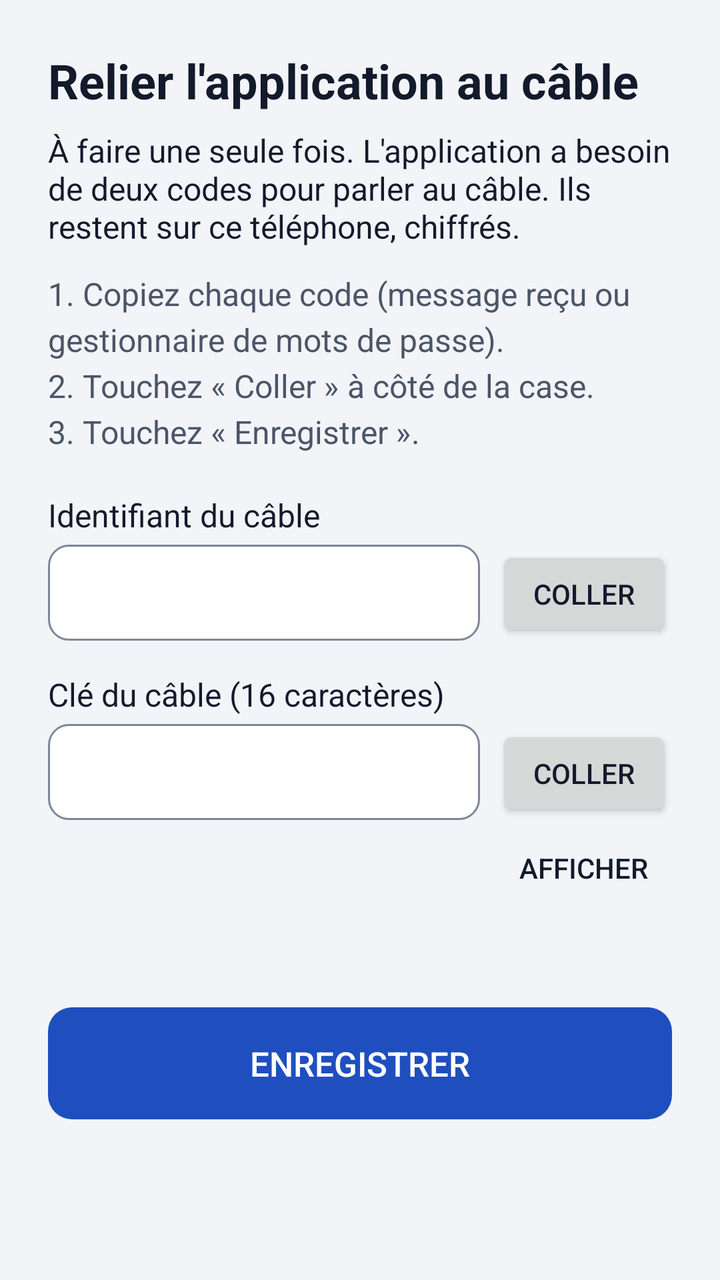
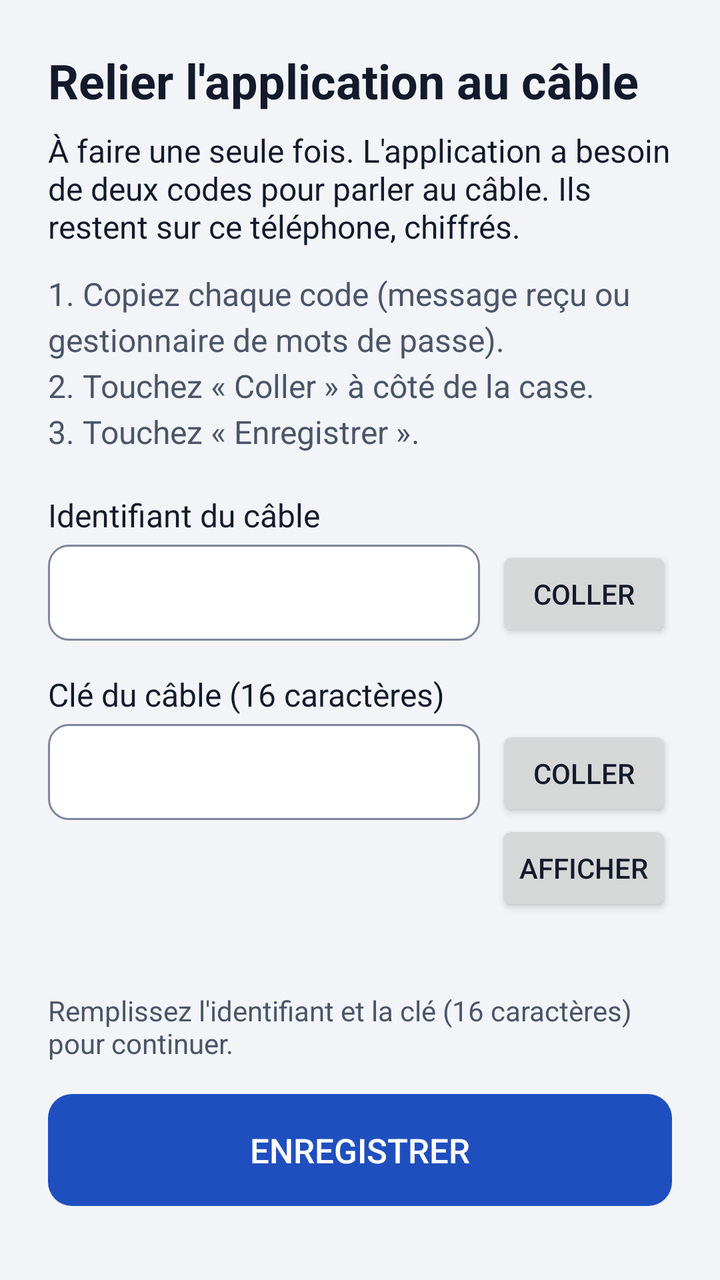

Two renders of the same Android screen: before a commit and after it. Below are the layout's source before the change and the commit's diff.
<!-- AndroidManifest.xml: application theme Theme.Coque -->
<!-- res/layout/formulaire.xml -->
<?xml version="1.0" encoding="utf-8"?>
<ScrollView xmlns:android="http://schemas.android.com/apk/res/android"
    android:layout_width="match_parent"
    android:layout_height="match_parent"
    android:fillViewport="true"
    android:importantForAutofill="noExcludeDescendants">

    <LinearLayout
        android:layout_width="match_parent"
        android:layout_height="wrap_content"
        android:orientation="vertical"
        android:padding="24dp">

        <TextView
            android:id="@+id/titre_cle"
            android:layout_width="match_parent"
            android:layout_height="wrap_content"
            android:accessibilityHeading="true"
            android:text="@string/titre_cle"
            android:textColor="?android:attr/textColorPrimary"
            android:textSize="24sp"
            android:textStyle="bold" />

        <TextView
            android:layout_width="match_parent"
            android:layout_height="wrap_content"
            android:layout_marginTop="8dp"
            android:text="@string/explication_cle"
            android:textColor="?android:attr/textColorPrimary"
            android:textSize="16sp" />

        <TextView
            android:layout_width="match_parent"
            android:layout_height="wrap_content"
            android:layout_marginTop="12dp"
            android:lineSpacingExtra="4dp"
            android:text="@string/etapes_cle"
            android:textColor="?android:attr/textColorSecondary"
            android:textSize="16sp" />

        <TextView
            android:layout_width="match_parent"
            android:layout_height="wrap_content"
            android:layout_marginTop="20dp"
            android:labelFor="@+id/champ_id"
            android:text="@string/libelle_id"
            android:textColor="?android:attr/textColorPrimary"
            android:textSize="16sp" />

        <LinearLayout
            android:layout_width="match_parent"
            android:layout_height="wrap_content"
            android:layout_marginTop="4dp"
            android:orientation="horizontal">

            <EditText
                android:id="@+id/champ_id"
                android:layout_width="0dp"
                android:layout_height="wrap_content"
                android:layout_weight="1"
                android:background="@drawable/champ"
                android:importantForAutofill="no"
                android:inputType="textNoSuggestions|textVisiblePassword"
                android:maxLength="64"
                android:minHeight="48dp"
                android:textColor="?android:attr/textColorPrimary"
                android:textSize="16sp" />

            <Button
                android:id="@+id/coller_id"
                android:layout_width="wrap_content"
                android:layout_height="wrap_content"
                android:layout_marginStart="8dp"
                android:contentDescription="@string/coller_id_desc"
                android:minHeight="48dp"
                android:text="@string/coller" />
        </LinearLayout>

        <TextView
            android:layout_width="match_parent"
            android:layout_height="wrap_content"
            android:layout_marginTop="16dp"
            android:labelFor="@+id/champ_cle"
            android:text="@string/libelle_cle"
            android:textColor="?android:attr/textColorPrimary"
            android:textSize="16sp" />

        <LinearLayout
            android:layout_width="match_parent"
            android:layout_height="wrap_content"
            android:layout_marginTop="4dp"
            android:orientation="horizontal">

            <EditText
                android:id="@+id/champ_cle"
                android:layout_width="0dp"
                android:layout_height="wrap_content"
                android:layout_weight="1"
                android:background="@drawable/champ"
                android:importantForAutofill="no"
                android:inputType="textNoSuggestions|textPassword"
                android:maxLength="16"
                android:minHeight="48dp"
                android:textColor="?android:attr/textColorPrimary"
                android:textSize="16sp" />

            <Button
                android:id="@+id/coller_cle"
                android:layout_width="wrap_content"
                android:layout_height="wrap_content"
                android:layout_marginStart="8dp"
                android:contentDescription="@string/coller_cle_desc"
                android:minHeight="48dp"
                android:text="@string/coller" />
        </LinearLayout>

        <LinearLayout
            android:layout_width="match_parent"
            android:layout_height="wrap_content"
            android:gravity="center_vertical"
            android:orientation="horizontal">

            <TextView
                android:id="@+id/compteur_cle"
                android:layout_width="0dp"
                android:layout_height="wrap_content"
                android:layout_weight="1"
                android:accessibilityLiveRegion="polite"
                android:textColor="?android:attr/textColorSecondary"
                android:textSize="14sp" />

            <Button
                android:id="@+id/afficher_cle"
                style="?android:attr/borderlessButtonStyle"
                android:layout_width="wrap_content"
                android:layout_height="wrap_content"
                android:minHeight="48dp"
                android:text="@string/afficher" />
        </LinearLayout>

        <TextView
            android:id="@+id/texte_erreur"
            android:layout_width="match_parent"
            android:layout_height="wrap_content"
            android:layout_marginTop="8dp"
            android:accessibilityLiveRegion="polite"
            android:textColor="@color/erreur"
            android:textSize="16sp" />

        <Button
            android:id="@+id/bouton_enregistrer"
            android:layout_width="match_parent"
            android:layout_height="wrap_content"
            android:layout_marginTop="16dp"
            android:background="@drawable/bouton"
            android:enabled="false"
            android:minHeight="56dp"
            android:text="@string/enregistrer"
            android:textColor="#ffffff"
            android:textSize="17sp" />

        <Button
            android:id="@+id/bouton_retour"
            android:layout_width="match_parent"
            android:layout_height="wrap_content"
            android:layout_marginTop="8dp"
            android:minHeight="48dp"
            android:text="@string/retour"
            android:visibility="gone" />

        <Button
            android:id="@+id/bouton_oublier"
            style="?android:attr/borderlessButtonStyle"
            android:layout_width="match_parent"
            android:layout_height="wrap_content"
            android:layout_marginTop="24dp"
            android:minHeight="48dp"
            android:text="@string/oublier"
            android:textColor="@color/erreur"
            android:visibility="gone" />
    </LinearLayout>
</ScrollView>
<!-- resources referenced by this layout -->
<resources>
  <color name="erreur">#a32222</color>
  <!-- drawable bouton (drawable) -->
  <?xml version="1.0" encoding="utf-8"?>
  <shape xmlns:android="http://schemas.android.com/apk/res/android" android:shape="rectangle">
      <solid android:color="#1f4fbf" />
      <corners android:radius="12dp" />
  </shape>
  <!-- drawable champ (drawable) -->
  <?xml version="1.0" encoding="utf-8"?>
  <shape xmlns:android="http://schemas.android.com/apk/res/android" android:shape="rectangle">
      <solid android:color="#ffffff" />
      <stroke android:width="1dp" android:color="#7d8799" />
      <corners android:radius="10dp" />
      <padding android:left="12dp" android:right="12dp" />
  </shape>
  <string name="afficher">Afficher</string>
  <string name="coller">Coller</string>
  <string name="coller_cle_desc">Coller la clé</string>
  <string name="coller_id_desc">Coller l\'identifiant</string>
  <string name="enregistrer">Enregistrer</string>
  <string name="etapes_cle">1. Copiez chaque code (message reçu ou gestionnaire de mots de passe).\n2. Touchez « Coller » à côté de la case.\n3. Touchez « Enregistrer ».</string>
  <string name="explication_cle">À faire une seule fois. L\'application a besoin de deux codes pour parler au câble. Ils restent sur ce téléphone, chiffrés.</string>
  <string name="libelle_cle">Clé du câble (16 caractères)</string>
  <string name="libelle_id">Identifiant du câble</string>
  <string name="oublier">Oublier le câble</string>
  <string name="retour">Retour</string>
  <string name="titre_cle">Relier l\'application au câble</string>
  <style name="Theme.Coque" parent="@android:style/Theme.DeviceDefault.DayNight">
          
          <item name="android:windowActionBar">false</item>
          <item name="android:windowNoTitle">true</item>
          <item name="android:windowBackground">#f2f4f8</item>
          <item name="android:colorBackground">#f2f4f8</item>
          <item name="android:colorPrimary">#f2f4f8</item>
          <item name="android:statusBarColor">#f2f4f8</item>
          <item name="android:navigationBarColor">#f2f4f8</item>
          <item name="android:windowLightStatusBar">true</item>
          <item name="android:windowLightNavigationBar">true</item>
          <item name="android:textColorPrimary">#131a2b</item>
          <item name="android:textColorSecondary">#4b5568</item>
      </style>
</resources>

<!-- the commit's change to res/layout/formulaire.xml (unified diff, before → after) -->
@@ -131,10 +131,10 @@
 
             <Button
                 android:id="@+id/afficher_cle"
-                style="?android:attr/borderlessButtonStyle"
                 android:layout_width="wrap_content"
                 android:layout_height="wrap_content"
                 android:minHeight="48dp"
+                android:minWidth="88dp"
                 android:text="@string/afficher" />
         </LinearLayout>
 
@@ -146,6 +146,15 @@
             android:accessibilityLiveRegion="polite"
             android:textColor="@color/erreur"
             android:textSize="16sp" />
+
+        <TextView
+            android:id="@+id/aide_enregistrer"
+            android:layout_width="match_parent"
+            android:layout_height="wrap_content"
+            android:layout_marginTop="8dp"
+            android:text="@string/aide_enregistrer"
+            android:textColor="?android:attr/textColorSecondary"
+            android:textSize="14sp" />
 
         <Button
             android:id="@+id/bouton_enregistrer"
<!-- resource entries referenced after the edit -->
@@ -16,6 +16,7 @@
       <padding android:left="12dp" android:right="12dp" />
   </shape>
   <string name="afficher">Afficher</string>
+  <string name="aide_enregistrer">Remplissez l\'identifiant et la clé (16 caractères) pour continuer.</string>
   <string name="coller">Coller</string>
   <string name="coller_cle_desc">Coller la clé</string>
   <string name="coller_id_desc">Coller l\'identifiant</string>
